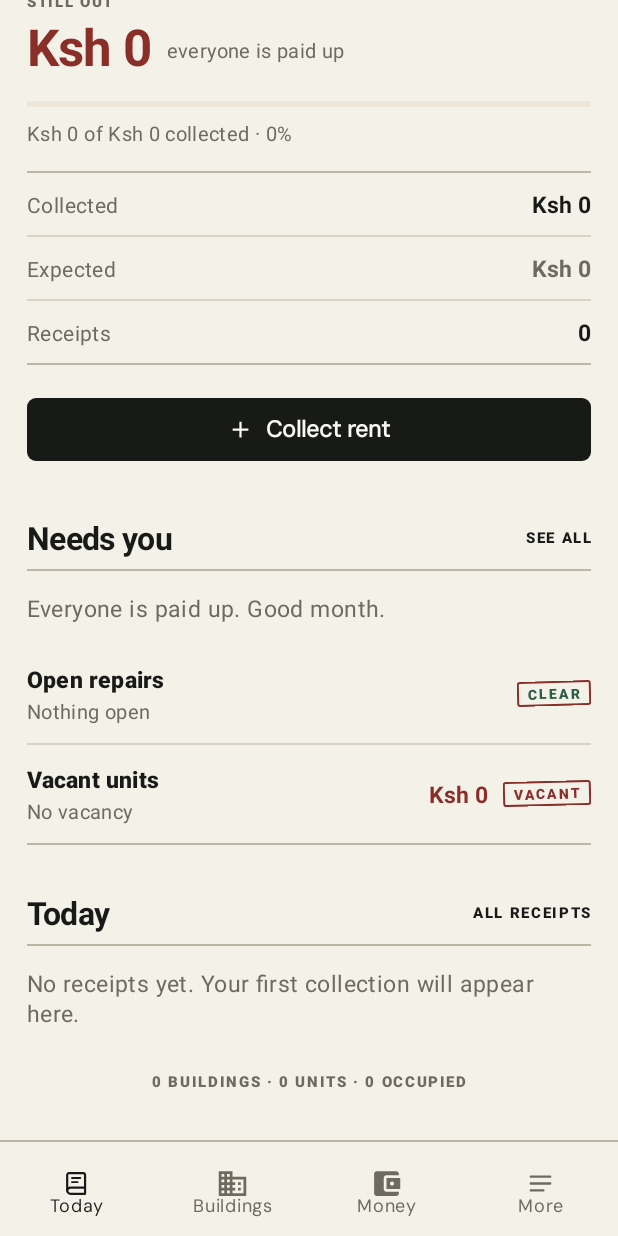
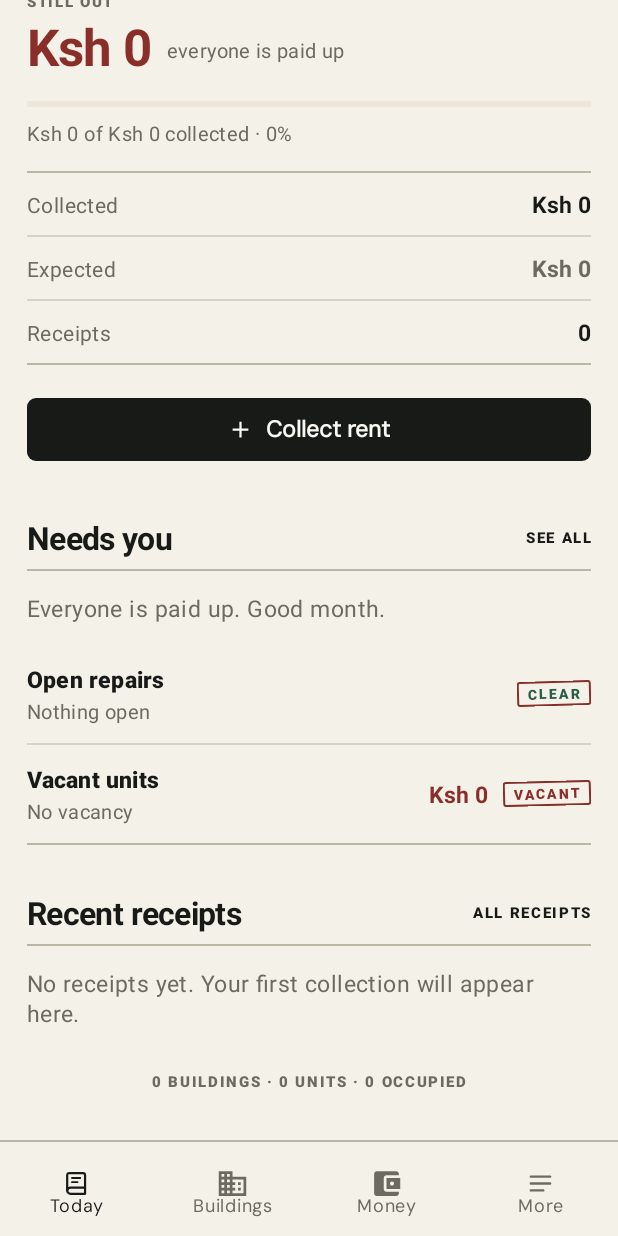
Before and after one commit to ArnoldCurtisStrath/property-management-system, an Android app: the DashboardFragment screen opened directly, with no data from a screen before it, scrolled down 169 dp, on a phone screen of 412 x 824 dp. Run offline under Robolectric (Android 15) with nearby library versions, the phone set to English and light mode, and no system bars; our stand-ins replace Room's generated code, navigation-ui; 1 statement that could not run was skipped.

Commit message:
named the receipt feed honestly and stamped the mark in red

```diff
--- a/app/src/main/res/drawable/ic_launcher_foreground.xml
+++ b/app/src/main/res/drawable/ic_launcher_foreground.xml
@@ -15,7 +15,7 @@
     <path android:fillColor="@color/primary" android:pathData="M41,47 H64 V50 H41 Z" />
 
     <path
-        android:fillColor="@color/gold"
+        android:fillColor="@color/stamp"
         android:pathData="M54,61 m-14,0 a14,14 0,1 1,28 0 a14,14 0,1 1,-28 0" />
     <path
         android:fillColor="@android:color/transparent"
--- a/app/src/main/res/drawable/ic_sahihi_mark.xml
+++ b/app/src/main/res/drawable/ic_sahihi_mark.xml
@@ -17,7 +17,7 @@
 
     <!-- The stamp. -->
     <path
-        android:fillColor="@color/gold"
+        android:fillColor="@color/stamp"
         android:pathData="M54,52 m-15,0 a15,15 0,1 1,30 0 a15,15 0,1 1,-30 0" />
     <path
         android:fillColor="@android:color/transparent"
--- a/app/src/main/res/layout/fragment_dashboard.xml
+++ b/app/src/main/res/layout/fragment_dashboard.xml
@@ -451,7 +451,7 @@
                 android:layout_width="0dp"
                 android:layout_height="wrap_content"
                 android:layout_weight="1"
-                android:text="Today"
+                android:text="Recent receipts"
                 android:textSize="21sp" />
 
             <TextView
```
